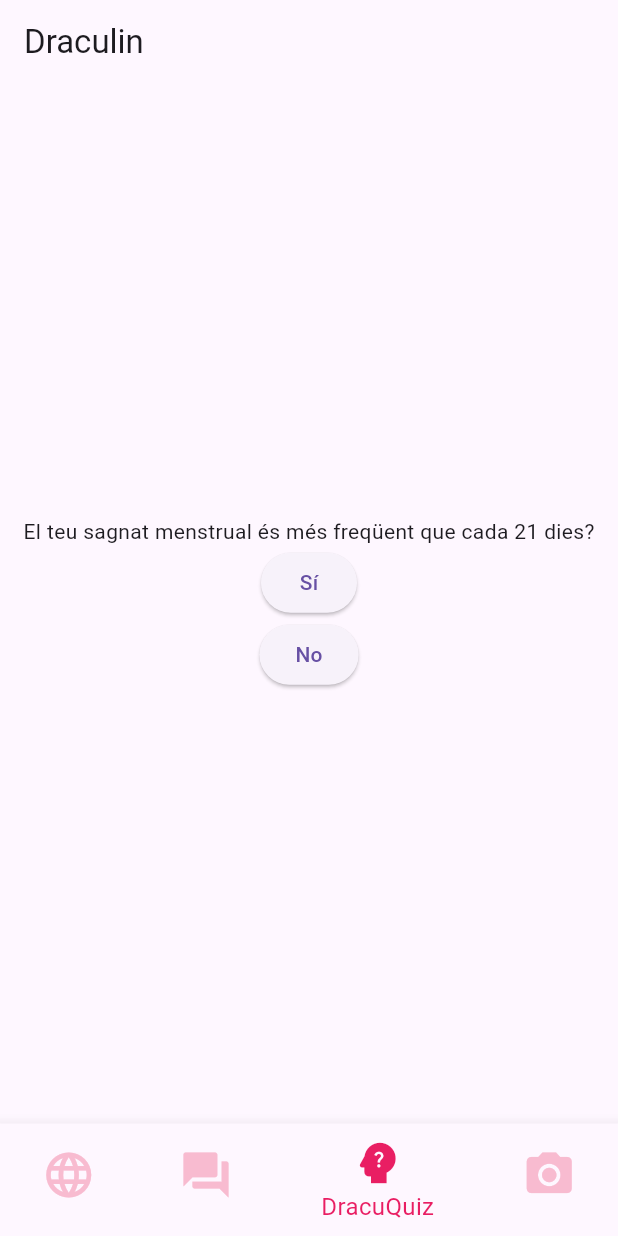
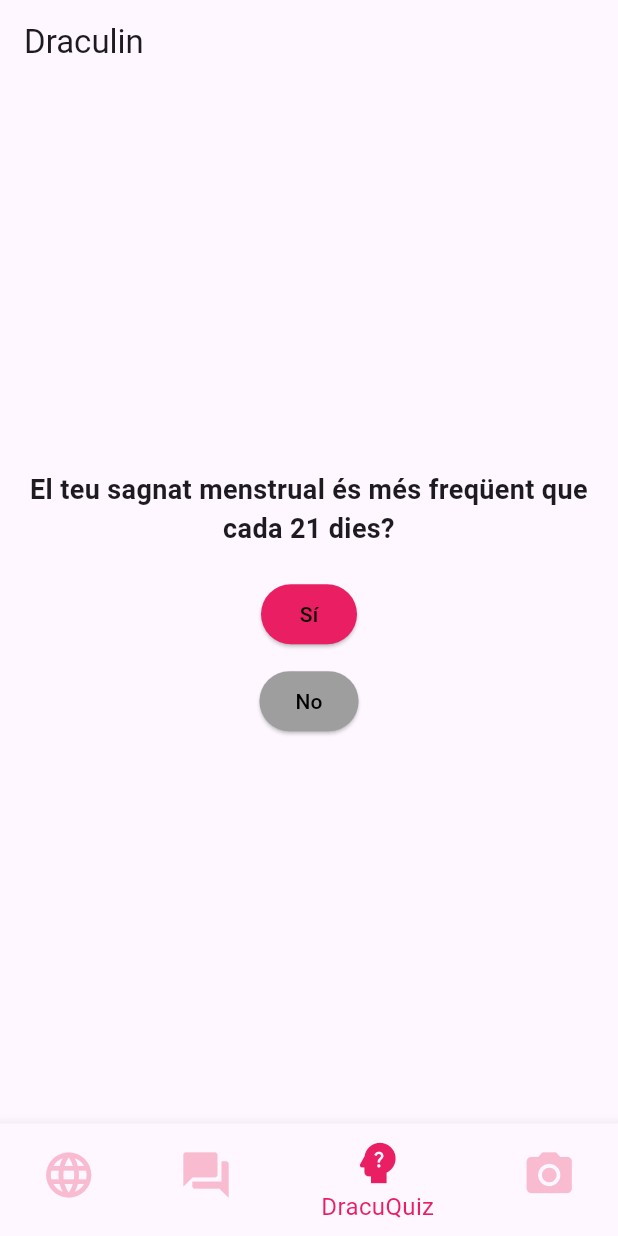
Before and after one commit to cuberhaus/Draculin-Front, a Flutter app: the screen it shows after launch, item 3 of the bottom bar chosen, on a phone screen of 412 x 824 dp. Run offline on Flutter 3.47's test engine with Material 3 defaults, Android fonts, the phone set to English and light mode, and no system bars.

Commit message:
quiz prettified

```diff
--- a/dracu_app/lib/main.dart
+++ b/dracu_app/lib/main.dart
@@ -172,7 +172,7 @@ class MenstrualHealthSurvey {
     if (totalScore <= 3) return 'Impacte lleu o cap impacte.';
     if (totalScore <= 7)
       return 'Impacte moderat, pot requerir una revisió mèdica.';
-    return 'Impacte sever, és aconsellable buscar ajuda mèdica.';
+    return 'Impacte sever, és aconsellable buscar ajuda mèdica. Truca al 112 per a assistència d\'emergència.';
   }
 }
 
@@ -190,19 +190,47 @@ class _DracuQuizScreenState extends State<DracuQuizScreen> {
 Widget _buildQuestion() {
     Question currentQuestion = widget.survey.questions[_currentQuestionIndex];
 
-    return Column(
+    return Padding(
+      padding: const EdgeInsets.all(16.0),
+      child: Column(
         mainAxisAlignment: MainAxisAlignment.center,
         children: [
-        Text(currentQuestion.text),
+          Text(
+            currentQuestion.text,
+            style: TextStyle(fontSize: 18, fontWeight: FontWeight.bold),
+            textAlign: TextAlign.center,
+          ),
+          SizedBox(height: 20),
           ElevatedButton(
             onPressed: () => _answerQuestion(true),
-          child: Text('Sí'),
+            // child: Text('Sí'),
+            child: Text(
+              'Sí',
+              style: TextStyle(color: Colors.black), // Black text color
             ),
+            style: ElevatedButton.styleFrom(
+              primary: Colors.pink,
+              shape: RoundedRectangleBorder(
+                borderRadius: BorderRadius.circular(30),
+              ),
+            ),
+          ),
+          SizedBox(height: 10),
           ElevatedButton(
             onPressed: () => _answerQuestion(false),
-          child: Text('No'),
+            child: Text(
+              'No',
+              style: TextStyle(color: Colors.black), // Black text color
+            ),
+            style: ElevatedButton.styleFrom(
+              primary: Colors.grey,
+              shape: RoundedRectangleBorder(
+                borderRadius: BorderRadius.circular(30),
+              ),
+            ),
           ),
         ],
+      ),
     );
   }
 
@@ -221,16 +249,34 @@ class _DracuQuizScreenState extends State<DracuQuizScreen> {
   }
 
 Widget _buildResult() {
-    return Column(
+    return Padding(
+      padding: const EdgeInsets.all(16.0),
+      child: Column(
         mainAxisAlignment: MainAxisAlignment.center,
         children: [
-        Text('Resultat del Test:'),
-        Text(widget.survey.getResult()),
+          Text(
+            'Resultat del Test:',
+            style: TextStyle(fontSize: 22, fontWeight: FontWeight.bold),
+          ),
+          SizedBox(height: 10),
+          Text(
+            widget.survey.getResult(),
+            style: TextStyle(fontSize: 18, color: Colors.blue),
+            textAlign: TextAlign.center,
+          ),
+          SizedBox(height: 20),
           ElevatedButton(
             onPressed: _restartQuiz,
             child: Text('Restart Quiz'),
+            style: ElevatedButton.styleFrom(
+              primary: Colors.green,
+              shape: RoundedRectangleBorder(
+                borderRadius: BorderRadius.circular(30),
+              ),
+            ),
           ),
         ],
+      ),
     );
   }
 
```
Lines whose indentation alone changed are shown as unchanged.
